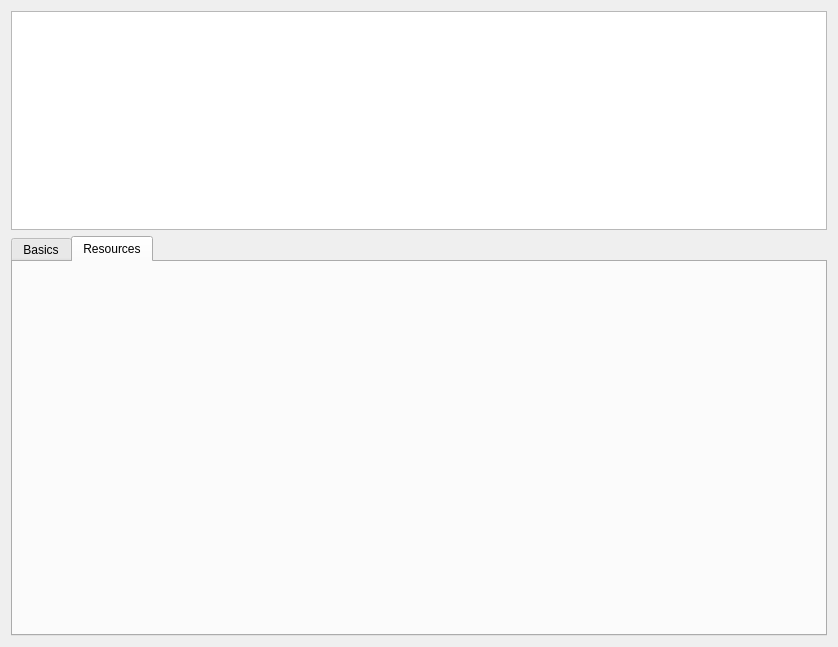
Above: res/executable.ui from remeh/mehstation-config before the change. Below: the same form after it.
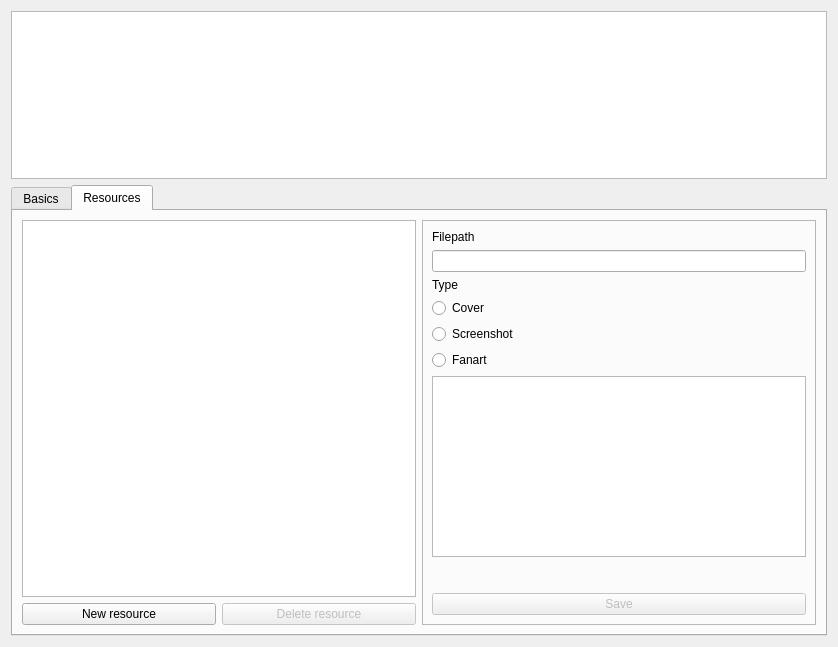
That is the form after the change. The open tabs and pages were chosen to show the change.

Commit message: Executable resources.

Patch:
```diff
--- a/res/executable.ui
+++ b/res/executable.ui
@@ -157,6 +157,120 @@
       <attribute name="title">
        <string>Resources</string>
       </attribute>
+      <layout class="QHBoxLayout" name="horizontalLayout_7">
+       <item>
+        <layout class="QHBoxLayout" name="horizontalLayout_6">
+         <item>
+          <layout class="QVBoxLayout" name="verticalLayout_8">
+           <item>
+            <widget class="QListWidget" name="listResources"/>
+           </item>
+           <item>
+            <layout class="QHBoxLayout" name="horizontalLayout_8">
+             <item>
+              <widget class="QPushButton" name="pushButton_2">
+               <property name="text">
+                <string>New resource</string>
+               </property>
+              </widget>
+             </item>
+             <item>
+              <widget class="QPushButton" name="pushButton">
+               <property name="enabled">
+                <bool>false</bool>
+               </property>
+               <property name="text">
+                <string>Delete resource</string>
+               </property>
+              </widget>
+             </item>
+            </layout>
+           </item>
+          </layout>
+         </item>
+         <item>
+          <widget class="QFrame" name="frame">
+           <property name="frameShape">
+            <enum>QFrame::StyledPanel</enum>
+           </property>
+           <property name="frameShadow">
+            <enum>QFrame::Raised</enum>
+           </property>
+           <layout class="QVBoxLayout" name="verticalLayout_6">
+            <item>
+             <layout class="QVBoxLayout" name="verticalLayout_5">
+              <item>
+               <widget class="QLabel" name="label_10">
+                <property name="text">
+                 <string>Filepath</string>
+                </property>
+               </widget>
+              </item>
+              <item>
+               <widget class="QLineEdit" name="resourceFilepath"/>
+              </item>
+              <item>
+               <widget class="QLabel" name="label_11">
+                <property name="text">
+                 <string>Type</string>
+                </property>
+               </widget>
+              </item>
+              <item>
+               <widget class="QRadioButton" name="cover">
+                <property name="text">
+                 <string>Cover</string>
+                </property>
+               </widget>
+              </item>
+              <item>
+               <widget class="QRadioButton" name="screenshot">
+                <property name="text">
+                 <string>Screenshot</string>
+                </property>
+               </widget>
+              </item>
+              <item>
+               <widget class="QRadioButton" name="fanart">
+                <property name="text">
+                 <string>Fanart</string>
+                </property>
+               </widget>
+              </item>
+              <item>
+               <widget class="QGraphicsView" name="resourceView"/>
+              </item>
+              <item>
+               <spacer name="verticalSpacer">
+                <property name="orientation">
+                 <enum>Qt::Vertical</enum>
+                </property>
+                <property name="sizeHint" stdset="0">
+                 <size>
+                  <width>20</width>
+                  <height>40</height>
+                 </size>
+                </property>
+               </spacer>
+              </item>
+              <item>
+               <widget class="QPushButton" name="saveResource">
+                <property name="enabled">
+                 <bool>false</bool>
+                </property>
+                <property name="text">
+                 <string>Save</string>
+                </property>
+               </widget>
+              </item>
+             </layout>
+            </item>
+           </layout>
+          </widget>
+         </item>
+        </layout>
+       </item>
+      </layout>
      </widget>
     </widget>
    </item>
```
The commit also changes 7 other files.
